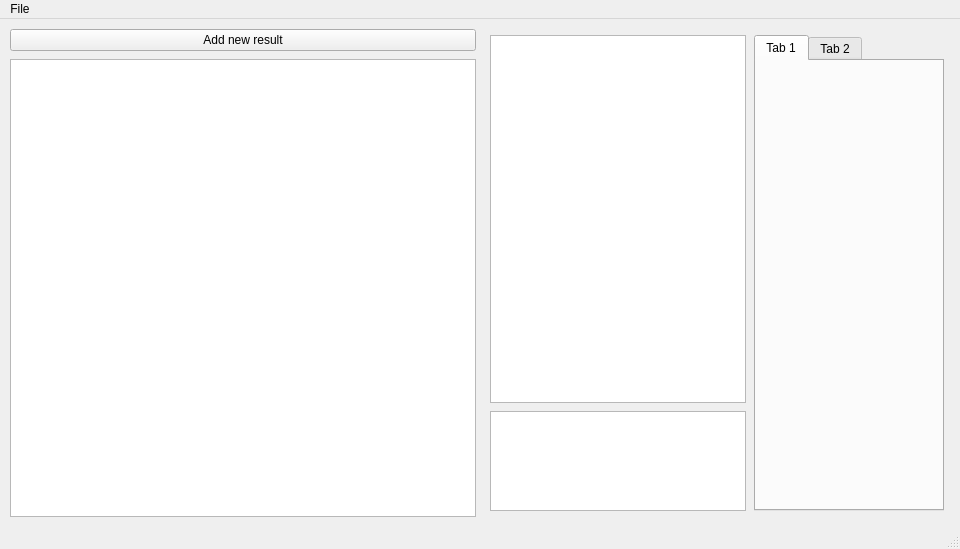
Qt form GUI/main.ui (CristianProdaniuc/Tennis_Stats) before a commit.
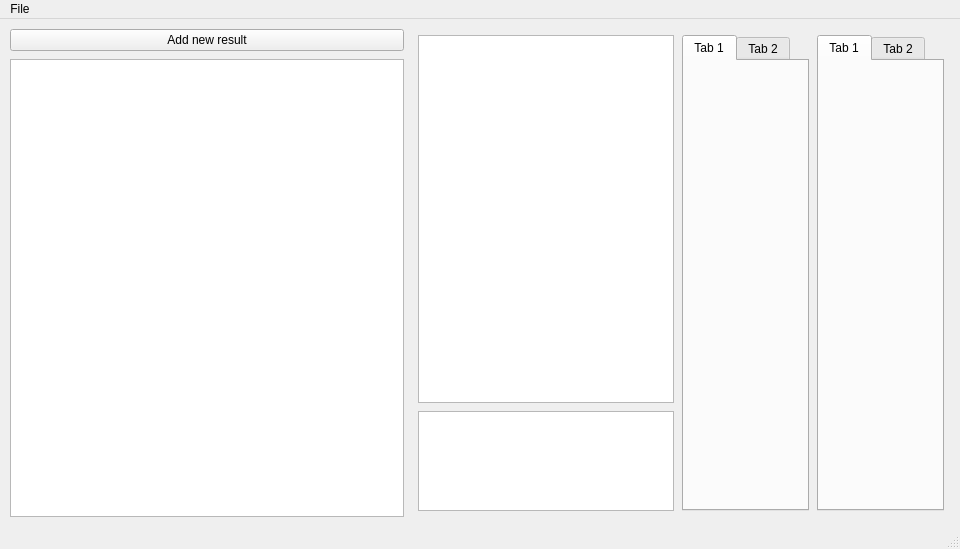
The same form after that commit.

The edit to the form file:
```diff
--- a/GUI/main.ui
+++ b/GUI/main.ui
@@ -116,7 +116,21 @@
        </layout>
       </item>
       <item>
-       <widget class="QTabWidget" name="tabWidget">
+       <widget class="QTabWidget" name="tabWidgetH2H">
+        <widget class="QWidget" name="tab_3">
+         <attribute name="title">
+          <string>Tab 1</string>
+         </attribute>
+        </widget>
+        <widget class="QWidget" name="tab_4">
+         <attribute name="title">
+          <string>Tab 2</string>
+         </attribute>
+        </widget>
+       </widget>
+      </item>
+      <item>
+       <widget class="QTabWidget" name="tabWidgetStats">
         <property name="currentIndex">
          <number>0</number>
         </property>
```
